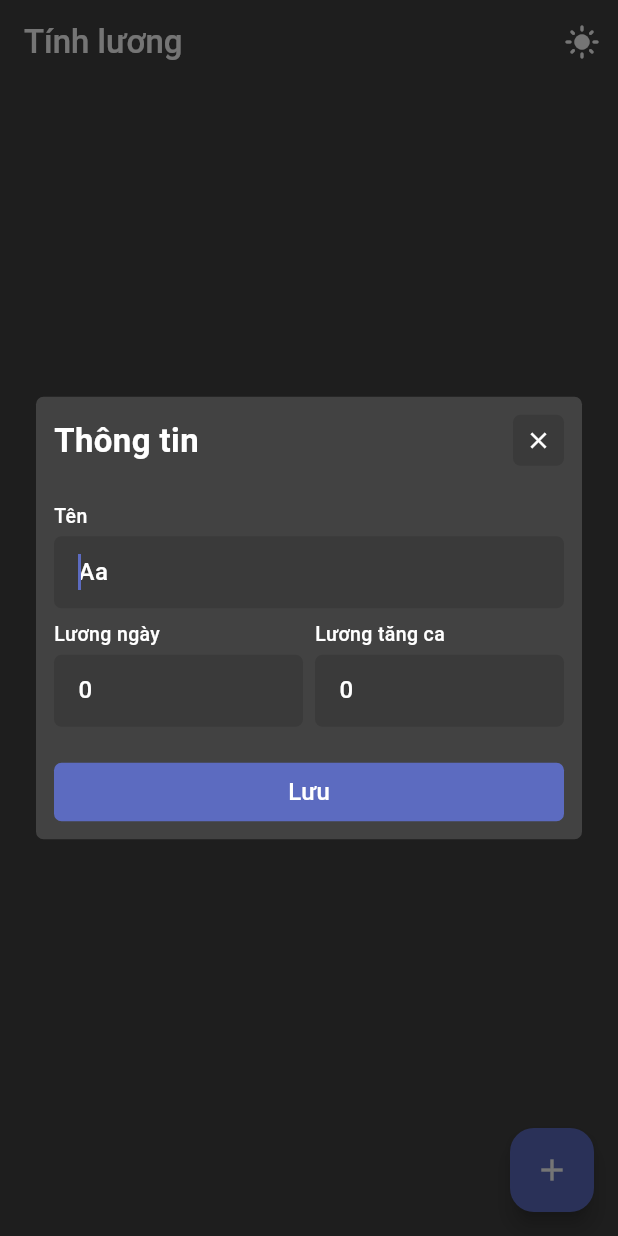
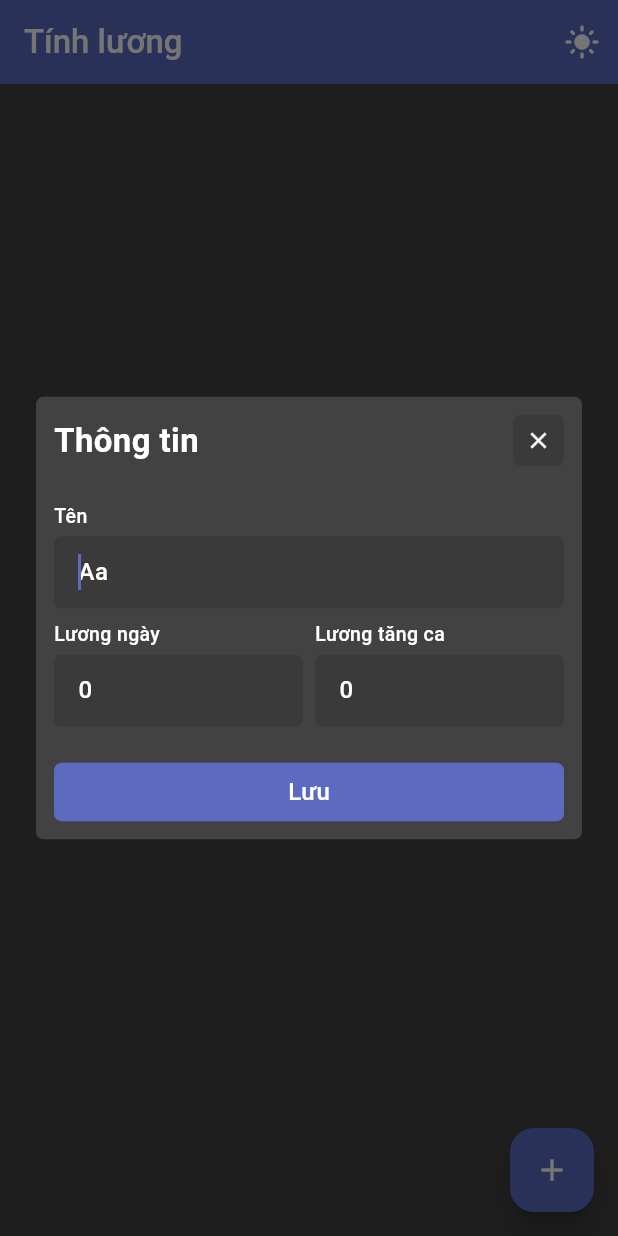
Before and after one commit to khduy/sieu_cap_tinh_luong, a Flutter app: the screen it shows after launch, after a tap on the "dark mode" icon, after a tap on the "add" icon, on a phone screen of 412 x 824 dp. Run offline on Flutter 3.47's test engine with Material 3 defaults, Android fonts, the phone set to English and light mode, and no system bars; our stand-ins replace bot_toast, equatable, flutter_bloc, hive, hive_flutter; accounts and stored records are empty.

Commit message:
upgrade flutter to new version

```diff
--- a/lib/config/theme/theme.dart
+++ b/lib/config/theme/theme.dart
@@ -3,17 +3,16 @@ import 'package:flutter/material.dart';
 class AppTheme {
   // ================ ThemeData ================
   static final light = ThemeData(
+    useMaterial3: true,
     colorScheme: ColorScheme(
       brightness: Brightness.light,
       primary: Colors.indigo,
       secondary: Colors.indigo,
       surface: Colors.white,
-      background: Colors.white,
       error: Colors.redAccent,
       onPrimary: Colors.white,
       onSecondary: Colors.white,
       onSurface: Colors.black.withOpacity(0.7),
-      onBackground: Colors.black.withOpacity(0.7),
       onError: Colors.white,
     ),
     splashFactory: InkRipple.splashFactory,
@@ -21,17 +20,16 @@ class AppTheme {
   );
 
   static final dark = ThemeData(
+    useMaterial3: true,
     colorScheme: ColorScheme(
       brightness: Brightness.dark,
       primary: Colors.indigo[400]!,
       secondary: Colors.indigo[400]!,
       surface: Colors.grey[800]!,
-      background: Colors.grey[900]!,
       error: Colors.redAccent,
       onPrimary: Colors.white,
       onSecondary: Colors.white,
       onSurface: Colors.white,
-      onBackground: Colors.white,
       onError: Colors.white,
     ),
     splashFactory: InkRipple.splashFactory,
--- a/lib/data/model/worker.dart
+++ b/lib/data/model/worker.dart
@@ -1,3 +1,5 @@
+// ignore_for_file: must_be_immutable
+
 import 'dart:convert';
 
 import 'package:equatable/equatable.dart';
--- a/lib/data/model/working_day.dart
+++ b/lib/data/model/working_day.dart
@@ -1,3 +1,5 @@
+// ignore_for_file: must_be_immutable
+
 import 'dart:convert';
 
 import 'package:equatable/equatable.dart';
--- a/lib/feature/home/home.dart
+++ b/lib/feature/home/home.dart
@@ -18,10 +18,12 @@ class HomePage extends StatelessWidget {
   Widget build(BuildContext context) {
     return Scaffold(
       appBar: AppBar(
-        title: const Text(
+        backgroundColor: Theme.of(context).colorScheme.primary,
+        title: Text(
           'Tính lương',
           style: TextStyle(
             fontWeight: FontWeight.w500,
+            color: Theme.of(context).colorScheme.onPrimary,
           ),
         ),
         actions: [
--- a/lib/widgets/custom_button.dart
+++ b/lib/widgets/custom_button.dart
@@ -25,6 +25,7 @@ class CustomButton extends StatelessWidget {
       color: color ?? Theme.of(context).colorScheme.primary,
       child: InkWell(
         borderRadius: BorderRadius.circular(5),
+        onTap: onPressed,
         child: Center(
           child: Padding(
             padding: padding,
@@ -39,7 +40,6 @@ class CustomButton extends StatelessWidget {
                 ),
           ),
         ),
-        onTap: onPressed,
       ),
     );
   }
--- a/lib/widgets/dismissible_tile.dart
+++ b/lib/widgets/dismissible_tile.dart
@@ -21,6 +21,7 @@ class DismissibleTile extends StatelessWidget {
       key: key!,
       background: Container(
         padding: const EdgeInsets.only(left: 20),
+        color: Colors.redAccent,
         child: const Align(
           alignment: Alignment.centerLeft,
           child: Icon(
@@ -28,10 +29,10 @@ class DismissibleTile extends StatelessWidget {
             color: Colors.white,
           ),
         ),
-        color: Colors.redAccent,
       ),
       secondaryBackground: Container(
         padding: const EdgeInsets.only(right: 20),
+        color: Colors.redAccent,
         child: const Align(
           alignment: Alignment.centerRight,
           child: Icon(
@@ -39,7 +40,6 @@ class DismissibleTile extends StatelessWidget {
             color: Colors.white,
           ),
         ),
-        color: Colors.redAccent,
       ),
       onDismissed: onDismissed,
       child: ListTile(
--- a/lib/widgets/grid_item.dart
+++ b/lib/widgets/grid_item.dart
@@ -16,6 +16,8 @@ class GridItem extends StatelessWidget {
   Widget build(BuildContext context) {
     return InkWell(
       borderRadius: BorderRadius.circular(8),
+      onTap: onTap,
+      onLongPress: onLongPress,
       child: Ink(
         decoration: BoxDecoration(
           color: Theme.of(context).cardColor,
@@ -35,8 +37,6 @@ class GridItem extends StatelessWidget {
           ),
         ),
       ),
-      onTap: onTap,
-      onLongPress: onLongPress,
     );
   }
 }
```
Also changed, not shown: lib/feature/working_days/working_days.dart (+9 -9 lines), lib/widgets/worker_infor.dart (+16 -8 lines), pubspec.yaml (+11 -12 lines), pubspec.lock, 11 other files.
